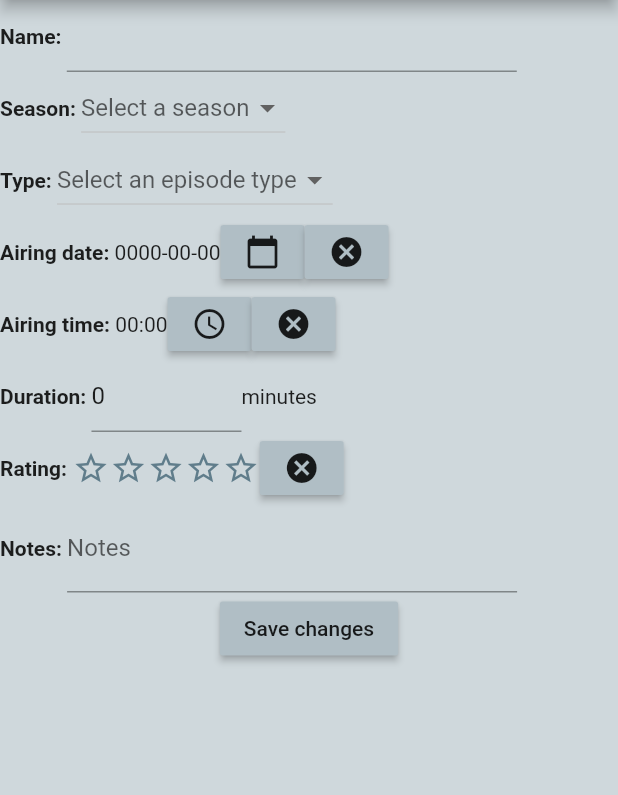
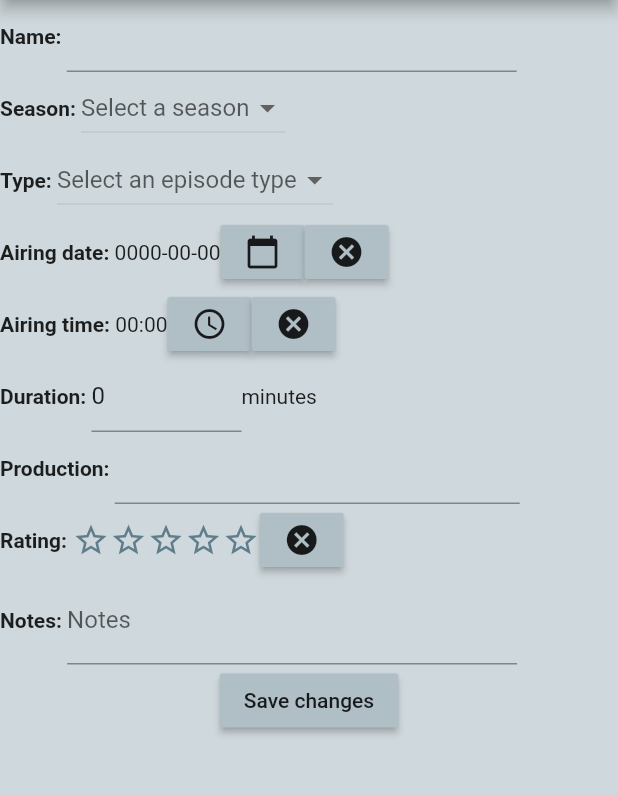
Before and after one commit to ericomoura/epitrack, a Flutter app: the EditEpisodeScreen screen opened directly with empty values, on a phone screen of 412 x 824 dp, the part 84-879 px from its top. Run offline on Flutter 3.47's test engine with Material 2 defaults, Android fonts, the phone set to English and light mode, and no system bars; drawn by our look-alikes of smooth_star_rating; generated files the repository leaves out were written again.

Commit message:
Added production to episodes

```diff
--- a/lib/main.dart
+++ b/lib/main.dart
@@ -1069,6 +1069,7 @@ class _NewEpisodeScreenState extends State<NewEpisodeScreen>{
   int _numberOfEpisodes = 0;
   int _newEpisodeInterval = 0;  // Days between episodes in a batch
   double _newEpisodeRating;
+  String _newEpisodeProduction;
 
   _NewEpisodeScreenState(this._show){
     // Builds list of seasons
@@ -1247,6 +1248,15 @@ class _NewEpisodeScreenState extends State<NewEpisodeScreen>{
             )),
             Text('minutes')
           ]),
+          Row(children: [  // Production
+            Text('Production: ', style: Constants.textStyleLabels),
+            Container(width: 270, child: TextFormField(
+              decoration: InputDecoration(labelText: 'Production'),
+              onSaved: (String value) {
+                this._newEpisodeProduction = value.isEmpty ? null : value;
+              },
+            ))
+          ]),
           Row(children: [  // Rating
             Text('Rating: ', style: Constants.textStyleLabels),
             this._newEpisodeRating == null ?
@@ -1314,7 +1324,8 @@ class _NewEpisodeScreenState extends State<NewEpisodeScreen>{
                   airingDateAndTime: this._selectedDateAndTime,
                   durationMinutes: this._newEpisodeDuration,
                   notes: this._newEpisodeNotes,
-                  rating: this._newEpisodeRating
+                  rating: this._newEpisodeRating,
+                  production: this._newEpisodeProduction
                 );
 
                 Utils.saveShowsToJson();
@@ -1496,6 +1507,15 @@ class _NewEpisodeScreenState extends State<NewEpisodeScreen>{
               }
             )),
             Text('minutes')
+          ]),
+          Row(children: [  // Production
+            Text('Production: ', style: Constants.textStyleLabels),
+            Container(width: 270, child: TextFormField(
+              decoration: InputDecoration(labelText: 'Production'),
+              onSaved: (String value) {
+                this._newEpisodeProduction = value.isEmpty ? null : value;
+              },
+            ))
           ]),
           Row(children: [  // Rating
             Text('Rating: ', style: Constants.textStyleLabels),
@@ -1658,6 +1678,10 @@ class _EpisodeDetailsScreenState extends State<EpisodeDetailsScreen>{
             Text('Duration: ', style: Constants.textStyleLabels),
             Text((this._episode.getDurationMinutes() == null ? '-' : '${this._episode.getDurationMinutes()} minutes'))
           ]),
+          Row(children: [  // Production
+            Text('Production: ', style: Constants.textStyleLabels),
+            Container(width: 270, child: Text(this._episode.getProduction() == null ? '-' : '${this._episode.getProduction()}')),
+          ]),
           Row(children: [  // Rating
             Text('Rating: ', style: Constants.textStyleLabels),
             this._episode.getRating() == null ?  // Shows '-' if there's no rating
@@ -1717,6 +1741,7 @@ class _EditEpisodeScreenState extends State<EditEpisodeScreen>{
   DateAndTime _selectedDateAndTime = DateAndTime();  //Date and time currently selected
   String _episodeNotes;
   double _episodeRating;
+  String _episodeProduction;
 
   _EditEpisodeScreenState(this._episode){
     // Builds list of all seasons
@@ -1733,6 +1758,7 @@ class _EditEpisodeScreenState extends State<EditEpisodeScreen>{
     this._selectedDateAndTime = this._episode.getAiringDateAndTime();
     this._episodeNotes = this._episode.getNotes();
     this._episodeRating = this._episode.getRating();
+    this._episodeProduction = this._episode.getProduction();
   }
 
   @override
@@ -1893,6 +1919,15 @@ class _EditEpisodeScreenState extends State<EditEpisodeScreen>{
               }
             )),
             Text('minutes')
+          ]),
+          Row(children:[  // Production
+            Text('Production: ', style: Constants.textStyleLabels),
+            Container(width: 270, child: TextFormField(
+              initialValue: this._episodeProduction,
+              onSaved: (String value) {
+                this._episodeProduction = value.isEmpty ? null : value;
+              },
+            ))
           ]),
           Row(children: [  // Rating
             Text('Rating: ', style: Constants.textStyleLabels),
@@ -2339,7 +2374,8 @@ class Show {
 
   List<Episode> getEpisodes() => this.episodes;
   // Adds a new episode using the appropriate episode number
-  void addEpisode({String name, Season season, String type, bool watched, DateAndTime airingDateAndTime, int durationMinutes, String notes, double rating}){
+  void addEpisode({String name, Season season, String type, bool watched, DateAndTime airingDateAndTime,
+  int durationMinutes, String notes, double rating, String production}){
     if(season == null || season.getName() == "No season"){  // No season selected, use show's base episode list
       int nextEpisodeNumber;
       Iterable<Episode> sameTypeEpisodes = this.episodes.where( (episode){return episode.getType() == (type ==  null ? 'E' : type);} );
@@ -2358,7 +2394,8 @@ class Show {
         airingDateAndTime: airingDateAndTime,
         durationMinutes: durationMinutes,
         notes: notes,
-        rating: rating
+        rating: rating,
+        production: production
       ));
     }
     else{  // Calls the season's addEpisode() function
@@ -2369,7 +2406,8 @@ class Show {
         airingDateAndTime: airingDateAndTime,
         durationMinutes: durationMinutes,
         notes: notes,
-        rating: rating
+        rating: rating,
+        production: production
       );
     }
   }
@@ -2491,7 +2529,8 @@ class Season{
 
   List<Episode> getEpisodes() => this.episodes;
   // Adds a new episode using the appropriate season number
-  void addEpisode({String name, String type='E', bool watched, DateAndTime airingDateAndTime, int durationMinutes, String notes, double rating}){
+  void addEpisode({String name, String type='E', bool watched, DateAndTime airingDateAndTime, int durationMinutes,
+  String notes, double rating, String production}){
     int nextEpisodeNumber;
     Iterable<Episode> sameTypeEpisodes = this.episodes.where( (episode){return episode.getType() == (type ==  null ? 'E' : type);} );
 
@@ -2509,7 +2548,8 @@ class Season{
       airingDateAndTime: airingDateAndTime,
       durationMinutes: durationMinutes,
       notes: notes,
-      rating: rating
+      rating: rating,
+      production: production
     ));
   }
 
@@ -2553,8 +2593,10 @@ class Episode{
   Season parentSeason;  // Reference to the season which contains this episode. If null, episode has no season.
   String notes;
   double rating;
-
-  Episode(this.number, Show parentShow, Season parentSeason, {this.name="", this.type, this.watched=false, this.airingDateAndTime, this.durationMinutes, this.notes="", this.rating}){
+  String production;
+
+  Episode(this.number, Show parentShow, Season parentSeason, {this.name="", this.type, this.watched=false,
+  this.airingDateAndTime, this.durationMinutes, this.notes="", this.rating, this.production}){
     this.setParentShow(parentShow);
     this.setParentSeason(parentSeason);
     this.type = this.type == null ? Constants.EPISODETYPES['Episode'] : this.type;
@@ -2587,6 +2629,9 @@ class Episode{
 
   String getNotes() => this.notes;
   void setNotes(String newNote) => this.notes = newNote;
+
+  String getProduction() => this.production;
+  void setProduction(String newProduction) => this.production = newProduction;
 
   double getRating() => this.rating;
   void setRating(double newRating){
```
Also changed, not shown: lib/main.g.dart.
